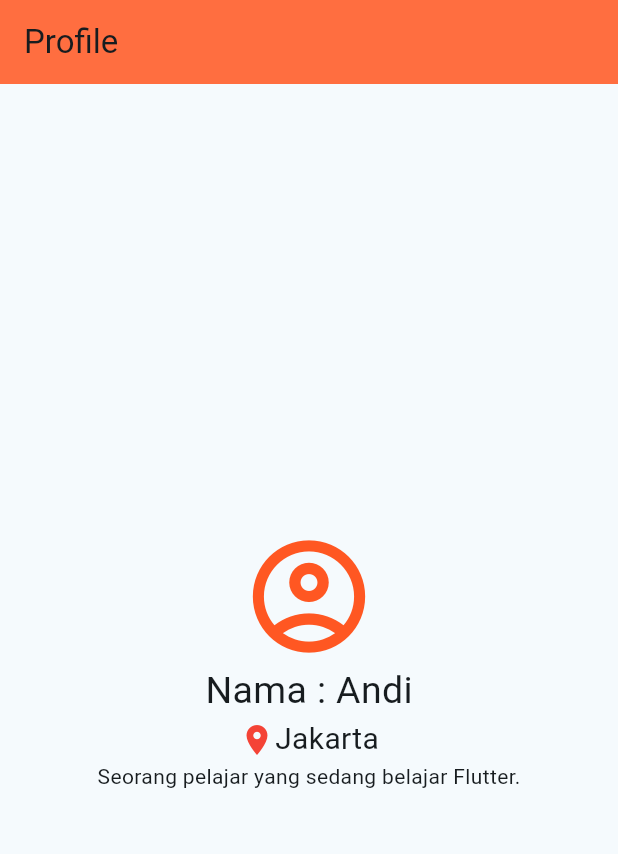
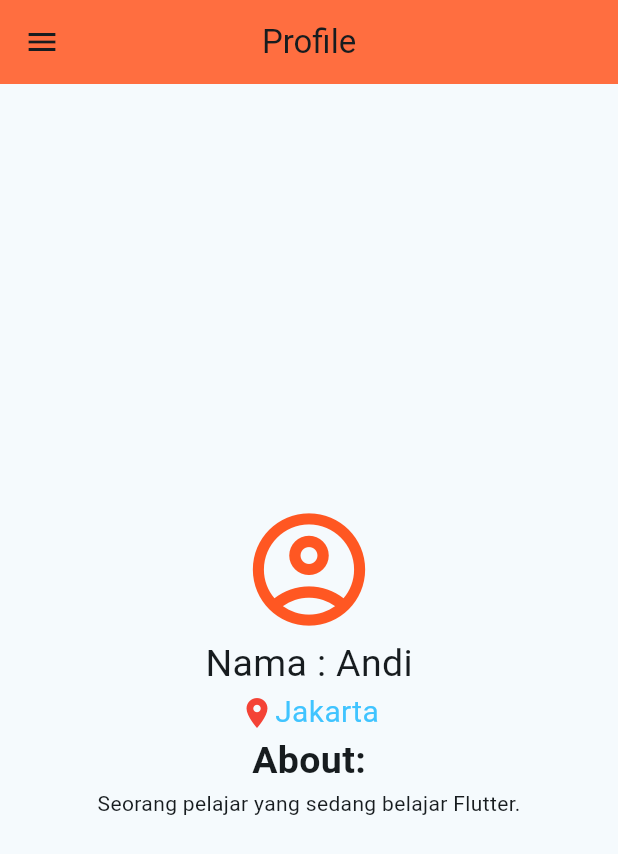
Before and after one commit to qeisandi/andippkd_mpro_b2, a Flutter app: the screen it shows after launch, on a phone screen of 412 x 824 dp. Shown: the top 854 px of the screen. Run offline on Flutter 3.47's test engine with Material 3 defaults, Android fonts, the phone set to English and light mode, and no system bars.

Commit message:
tugas flutter

```diff
--- a/lib/meet_satu/tugas_satu_flutter.dart
+++ b/lib/meet_satu/tugas_satu_flutter.dart
@@ -9,6 +9,13 @@ class Tugas1 extends StatelessWidget {
       appBar: AppBar(
         title: Text('Profile'),
         backgroundColor: Colors.deepOrangeAccent,
+        centerTitle: true,
+      ),
+      drawer: Drawer(
+        child: Column(
+          mainAxisAlignment: MainAxisAlignment.center,
+          children: [Text('hello')],
+        ),
       ),
       body: Column(
         mainAxisAlignment: MainAxisAlignment.center,
@@ -23,7 +30,19 @@ class Tugas1 extends StatelessWidget {
             mainAxisAlignment: MainAxisAlignment.center,
             children: [
               Icon(Icons.location_on, color: Colors.red),
-              Text('Jakarta', style: TextStyle(fontSize: 20)),
+              Text(
+                'Jakarta',
+                style: TextStyle(fontSize: 20, color: Colors.lightBlueAccent),
+              ),
+            ],
+          ),
+          Row(
+            mainAxisAlignment: MainAxisAlignment.center,
+            children: [
+              Text(
+                'About:',
+                style: TextStyle(fontWeight: FontWeight.bold, fontSize: 25),
+              ),
             ],
           ),
           Text('Seorang pelajar yang sedang belajar Flutter.'),
```
